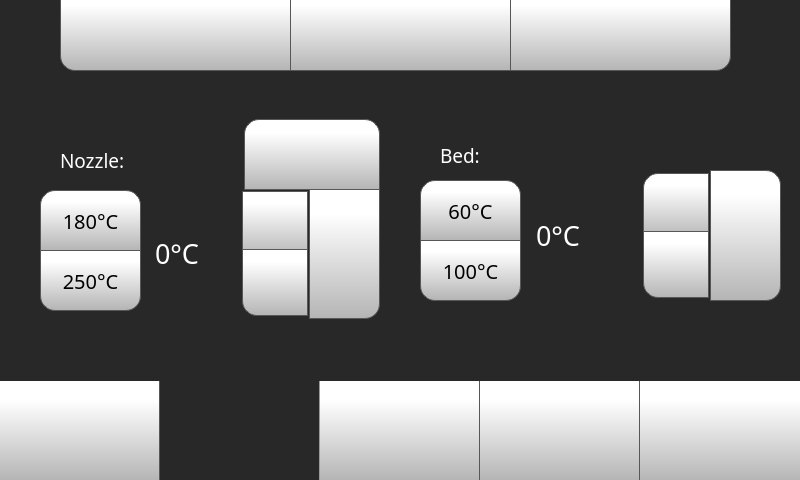
This is octoprint_TwinDragon600TouchUI/mainGUI.ui in FracktalWorks/Twin-Dragon-600 as Qt 5 draws it before an edit. The edited form follows.
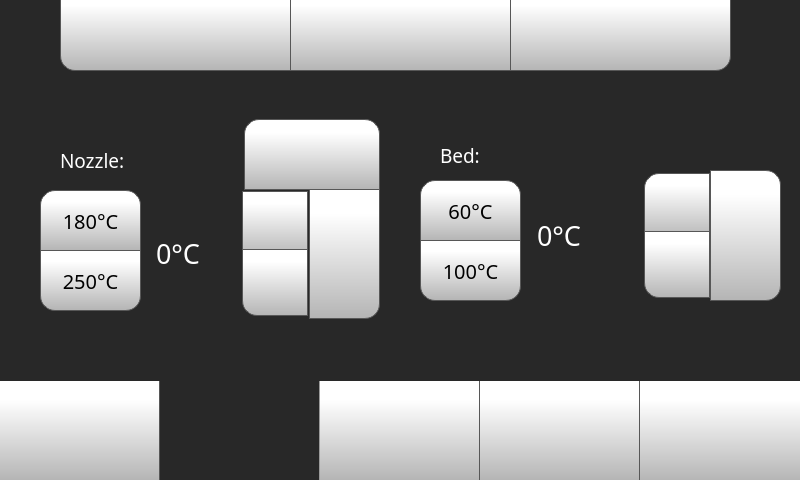
This is the edited form. The open tabs and pages were chosen to show the change. Icons and pictures are not drawn.

```diff
--- a/octoprint_TwinDragon600TouchUI/mainGUI.ui
+++ b/octoprint_TwinDragon600TouchUI/mainGUI.ui
@@ -10966,9 +10966,9 @@
        <widget class="QSpinBox" name="toolTempSpinBox">
         <property name="geometry">
          <rect>
-          <x>150</x>
+          <x>151</x>
           <y>198</y>
-          <width>161</width>
+          <width>160</width>
           <height>131</height>
          </rect>
         </property>
@@ -11065,7 +11065,7 @@
        <widget class="QSpinBox" name="bedTempSpinBox">
         <property name="geometry">
          <rect>
-          <x>531</x>
+          <x>532</x>
           <y>180</y>
           <width>181</width>
           <height>131</height>
```
Left out of the diff: 4 changed lines with no effect on the pictures.
